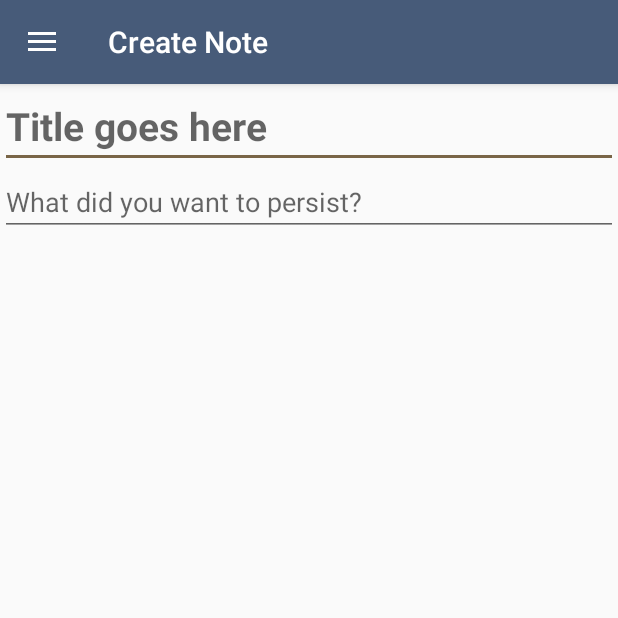
After one commit to nyakeh/PaperTrail, an Android app: the CreateNoteActivity screen opened directly, with no data from a screen before it, on a phone screen of 412 x 824 dp, the top half of it. The commit adds this screen. Run offline under Robolectric (Android 15) with nearby library versions, the phone set to English and light mode, and no system bars; 1 statement that could not run was skipped.

Commit message:
Take notes in a book. Not tapping the 'make note' EditText takes you to a new activity to compose your note.

```diff
--- a/app/src/main/AndroidManifest.xml
+++ b/app/src/main/AndroidManifest.xml
@@ -41,6 +41,10 @@
             android:name=".ReadingListActivity"
             android:label="@string/reading_list">
         </activity>
+        <activity
+            android:name=".CreateNoteActivity"
+            android:label="@string/create_note">
+        </activity>
     </application>
 
 </manifest>
--- a/app/src/main/java/uk/co/nyakeh/papertrail/Book.java
+++ b/app/src/main/java/uk/co/nyakeh/papertrail/Book.java
@@ -5,7 +5,6 @@ import java.util.Date;
 import java.util.UUID;
 
 public class Book {
-    public static final Date DATE_MAX = new Date(Long.MAX_VALUE);
     private UUID mId;
     private String mTitle = "";
     private String mAuthor = "";
@@ -16,6 +15,8 @@ public class Book {
     private String mImageUrl = "";
     private String mCategory = "";
     private String mStatus = "";
+
+    private static final Date DATE_MAX = new Date(Long.MAX_VALUE);
 
     public Book(String status) {
         this(UUID.randomUUID());
--- a/app/src/main/java/uk/co/nyakeh/papertrail/BookLab.java
+++ b/app/src/main/java/uk/co/nyakeh/papertrail/BookLab.java
@@ -35,8 +35,13 @@ public class BookLab {
     }
 
     public void addBook(Book book) {
-        ContentValues values = getContentValues(book);
+        ContentValues values = getBookContentValues(book);
         mDatabase.insert(BookTable.NAME, null, values);
+    }
+
+    public void addNote(Note note) {
+        ContentValues values = getNoteContentValues(note);
+        mDatabase.insert(NoteTable.NAME, null, values);
     }
 
     public List<Book> getActiveBooks() {
@@ -113,11 +118,17 @@ public class BookLab {
 
     public void updateBook(Book book) {
         String uuidString = book.getId().toString();
-        ContentValues values = getContentValues(book);
+        ContentValues values = getBookContentValues(book);
         mDatabase.update(BookTable.NAME, values, BookTable.Cols.ID + " = ?", new String[]{uuidString});
     }
 
-    private static ContentValues getContentValues(Book book) {
+    public void updateNote(Note note) {
+        String uuidString = note.getId().toString();
+        ContentValues values = getNoteContentValues(note);
+        mDatabase.update(NoteTable.NAME, values, NoteTable.Cols.ID + " = ?", new String[]{uuidString});
+    }
+
+    private static ContentValues getBookContentValues(Book book) {
         ContentValues values = new ContentValues();
         values.put(BookTable.Cols.ID, book.getId().toString());
         values.put(BookTable.Cols.TITLE, book.getTitle());
@@ -129,6 +140,17 @@ public class BookLab {
         values.put(BookTable.Cols.IMAGE_URL, book.getImageUrl());
         values.put(BookTable.Cols.CATEGORY, book.getCategory());
         values.put(BookTable.Cols.STATUS, book.getStatus());
+        return values;
+    }
+
+    private static ContentValues getNoteContentValues(Note note) {
+        ContentValues values = new ContentValues();
+        values.put(NoteTable.Cols.ID, note.getId().toString());
+        values.put(NoteTable.Cols.BOOK_ID, note.getBookId().toString());
+        values.put(NoteTable.Cols.TITLE, note.getTitle());
+        values.put(NoteTable.Cols.CONTENT, note.getContent());
+        values.put(NoteTable.Cols.CREATED, note.getCreated().getTime());
+        values.put(NoteTable.Cols.UPDATED, note.getUpdated().getTime());
         return values;
     }
 
--- /dev/null
+++ b/app/src/main/java/uk/co/nyakeh/papertrail/CreateNoteActivity.java
@@ -0,0 +1,28 @@
+package uk.co.nyakeh.papertrail;
+
+import android.content.Context;
+import android.content.Intent;
+import android.support.v4.app.Fragment;
+
+import java.util.UUID;
+
+public class CreateNoteActivity extends SingleFragmentActivity {
+    private static final String EXTRA_BOOK_ID = "uk.co.nyakeh.papertrail.book_id";
+
+    public static Intent newIntent(Context packageContext, UUID bookId) {
+        Intent intent = new Intent(packageContext, CreateNoteActivity.class);
+        intent.putExtra(EXTRA_BOOK_ID, bookId);
+        return intent;
+    }
+
+    @Override
+    protected Fragment createFragment() {
+        UUID bookId = (UUID) getIntent().getSerializableExtra(EXTRA_BOOK_ID);
+        return CreateNoteFragment.newInstance(bookId);
+    }
+
+    @Override
+    protected CharSequence getSelfNavDrawerItem() {
+        return NAVDRAWER_ITEM_INVALID;
+    }
+}
--- /dev/null
+++ b/app/src/main/java/uk/co/nyakeh/papertrail/CreateNoteFragment.java
@@ -0,0 +1,85 @@
+package uk.co.nyakeh.papertrail;
+
+import android.os.Bundle;
+import android.support.v4.app.Fragment;
+import android.text.Editable;
+import android.text.TextWatcher;
+import android.view.LayoutInflater;
+import android.view.View;
+import android.view.ViewGroup;
+import android.widget.EditText;
+
+import java.util.UUID;
+
+public class CreateNoteFragment extends Fragment {
+    private static final String ARG_BOOK_ID = "book_id";
+
+    private EditText mNoteTitle;
+    private EditText mNoteContent;
+    private Note mNote;
+
+    public static CreateNoteFragment newInstance(UUID bookId) {
+        Bundle arguments = new Bundle();
+        arguments.putSerializable(ARG_BOOK_ID, bookId);
+        CreateNoteFragment fragment = new CreateNoteFragment();
+        fragment.setArguments(arguments);
+        return fragment;
+    }
+
+    @Override
+    public void onCreate(Bundle savedInstanceState) {
+        super.onCreate(savedInstanceState);
+        setHasOptionsMenu(true);
+
+        UUID mBookId = (UUID) getArguments().getSerializable(ARG_BOOK_ID);
+        Note note = new Note();
+        note.setBookId(mBookId);
+        BookLab.get(getActivity()).addNote(note);
+        mNote = note;
+    }
+
+    @Override
+    public View onCreateView(final LayoutInflater inflater, ViewGroup container, Bundle savedInstanceState) {
+        View view = inflater.inflate(R.layout.fragment_create_note, container, false);
+
+        mNoteTitle = (EditText) view.findViewById(R.id.note_title);
+        mNoteTitle.addTextChangedListener(new TextWatcher() {
+            @Override
+            public void beforeTextChanged(CharSequence s, int start, int count, int after) {
+            }
+
+            @Override
+            public void onTextChanged(CharSequence inputChar, int start, int before, int count) {
+                mNote.setTitle(inputChar.toString());
+            }
+
+            @Override
+            public void afterTextChanged(Editable s) {
+            }
+        });
+
+        mNoteContent = (EditText) view.findViewById(R.id.note_content);
+        mNoteContent.addTextChangedListener(new TextWatcher() {
+            @Override
+            public void beforeTextChanged(CharSequence s, int start, int count, int after) {
+            }
+
+            @Override
+            public void onTextChanged(CharSequence inputChar, int start, int before, int count) {
+                mNote.setContent(inputChar.toString());
+            }
+
+            @Override
+            public void afterTextChanged(Editable s) {
+            }
+        });
+
+        return view;
+    }
+
+    @Override
+    public void onPause() {
+        super.onPause();
+        BookLab.get(getActivity()).updateNote(mNote);
+    }
+}
--- a/app/src/main/java/uk/co/nyakeh/papertrail/Note.java
+++ b/app/src/main/java/uk/co/nyakeh/papertrail/Note.java
@@ -10,6 +10,12 @@ public class Note {
     private String mContent;
     private Date mCreated;
     private Date mUpdated;
+
+    public Note() {
+        mId = UUID.randomUUID();
+        mCreated = new Date();
+        mUpdated = new Date();
+    }
 
     public Note(UUID id) {
         mId = id;
--- a/app/src/main/java/uk/co/nyakeh/papertrail/NoteFragment.java
+++ b/app/src/main/java/uk/co/nyakeh/papertrail/NoteFragment.java
@@ -1,5 +1,6 @@
 package uk.co.nyakeh.papertrail;
 
+import android.content.Intent;
 import android.os.Bundle;
 import android.support.design.widget.Snackbar;
 import android.support.v4.app.Fragment;
@@ -19,18 +20,21 @@ public class NoteFragment extends Fragment {
     private EditText mCreateField;
     private RecyclerView mNoteRecyclerView;
     private NoteAdapter mNoteAdapter;
+    private Book mBook;
 
     @Override
     public View onCreateView(final LayoutInflater inflater, ViewGroup container, Bundle savedInstanceState) {
         View view = inflater.inflate(R.layout.note_page, container, false);
 
         mNotes = (List<Note>) container.getTag( R.string.note);
+        mBook = (Book) container.getTag(R.string.book);
 
         mCreateField = (EditText) view.findViewById(R.id.note_create);
         mCreateField.setOnClickListener(new View.OnClickListener() {
             @Override
             public void onClick(View v) {
-                Snackbar.make(getActivity().findViewById(R.id.content_container), "#NewTing", Snackbar.LENGTH_SHORT).show();
+                Intent intent = CreateNoteActivity.newIntent(getActivity(), mBook.getId());
+                startActivity(intent);
             }
         });
 
--- /dev/null
+++ b/app/src/main/res/layout/fragment_create_note.xml
@@ -0,0 +1,27 @@
+<?xml version="1.0" encoding="utf-8"?>
+<LinearLayout xmlns:android="http://schemas.android.com/apk/res/android"
+              xmlns:app="http://schemas.android.com/apk/res-auto"
+              android:layout_width="match_parent"
+              android:layout_height="match_parent"
+              android:orientation="vertical"
+              app:layout_behavior="@string/appbar_scrolling_view_behavior">
+
+    <EditText
+        android:id="@+id/note_title"
+        android:layout_width="match_parent"
+        android:layout_height="wrap_content"
+        android:hint="Title goes here"
+        android:textSize="26dp"
+        android:textStyle="bold"/>
+
+    <EditText
+        android:id="@+id/note_content"
+        android:layout_width="match_parent"
+        android:layout_height="wrap_content"
+        android:gravity="top|left"
+        android:hint="What did you want to persist?"
+        android:inputType="textMultiLine"
+        android:lines="1"
+        android:maxLines="10"/>
+
+</LinearLayout>
--- a/app/src/main/res/values/strings.xml
+++ b/app/src/main/res/values/strings.xml
@@ -34,4 +34,5 @@
     <string name="Progress">Progress</string>
     <string name="Notes">Notes</string>
     <string name="Meta">Meta</string>
+    <string name="create_note">Create Note</string>
 </resources>
```
